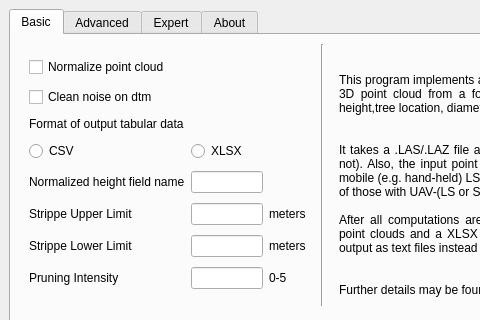
Above: qt-files/src/main_window.ui from 3DFin/3DFin before the change; both pictures show x 0 to 480 and y 0 to 320 of the 820 by 740 pixel window. Below: the same form after it.
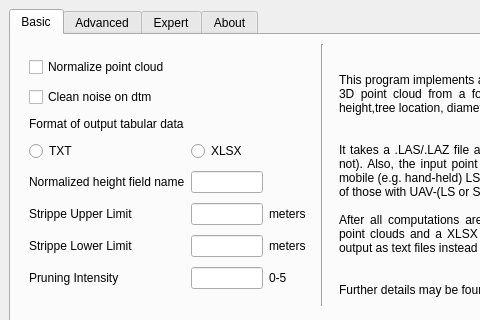
That is the form after the change. The open tabs and pages were chosen to show the change. Icons and pictures are not drawn.

Commit message: ASCII output is space separated (not CSV)

```diff
--- a/qt-files/src/main_window.ui
+++ b/qt-files/src/main_window.ui
@@ -339,7 +339,7 @@
            <item row="3" column="0">
             <widget class="QRadioButton" name="export_txt_rb_1">
              <property name="text">
-              <string>CSV</string>
+              <string>TXT</string>
              </property>
             </widget>
            </item>
```
The commit also changes 1 other file.
